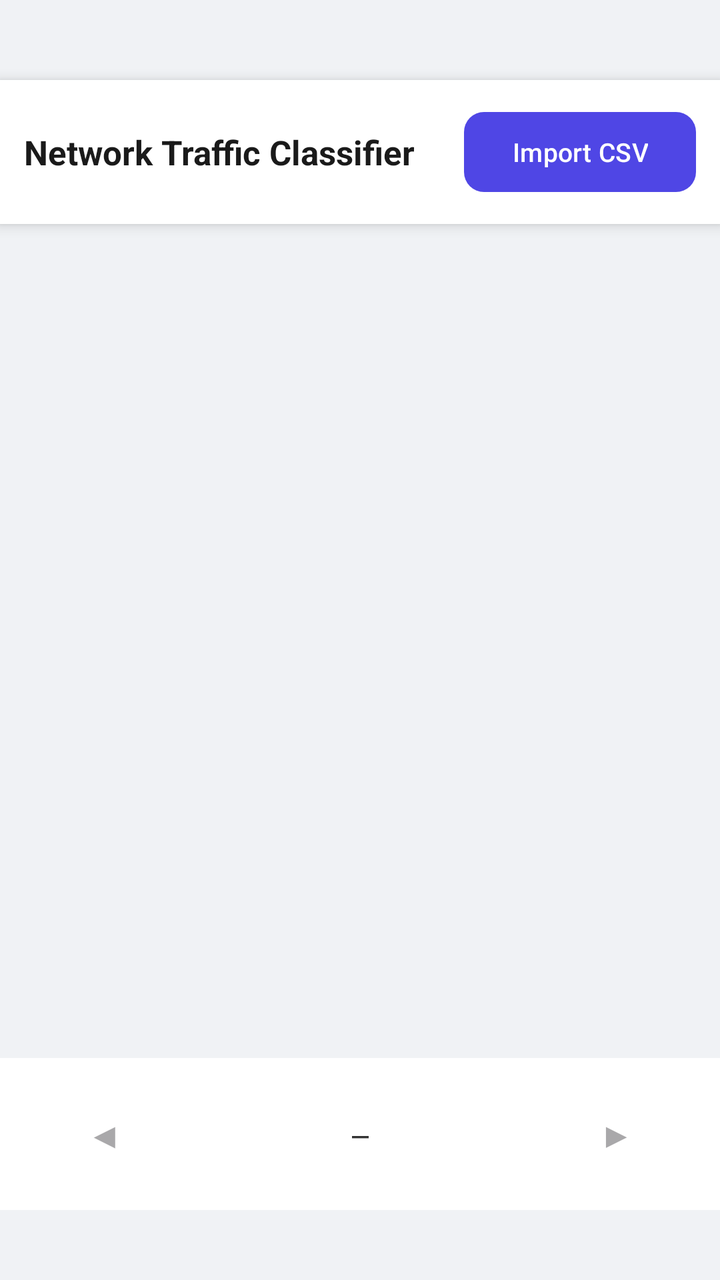
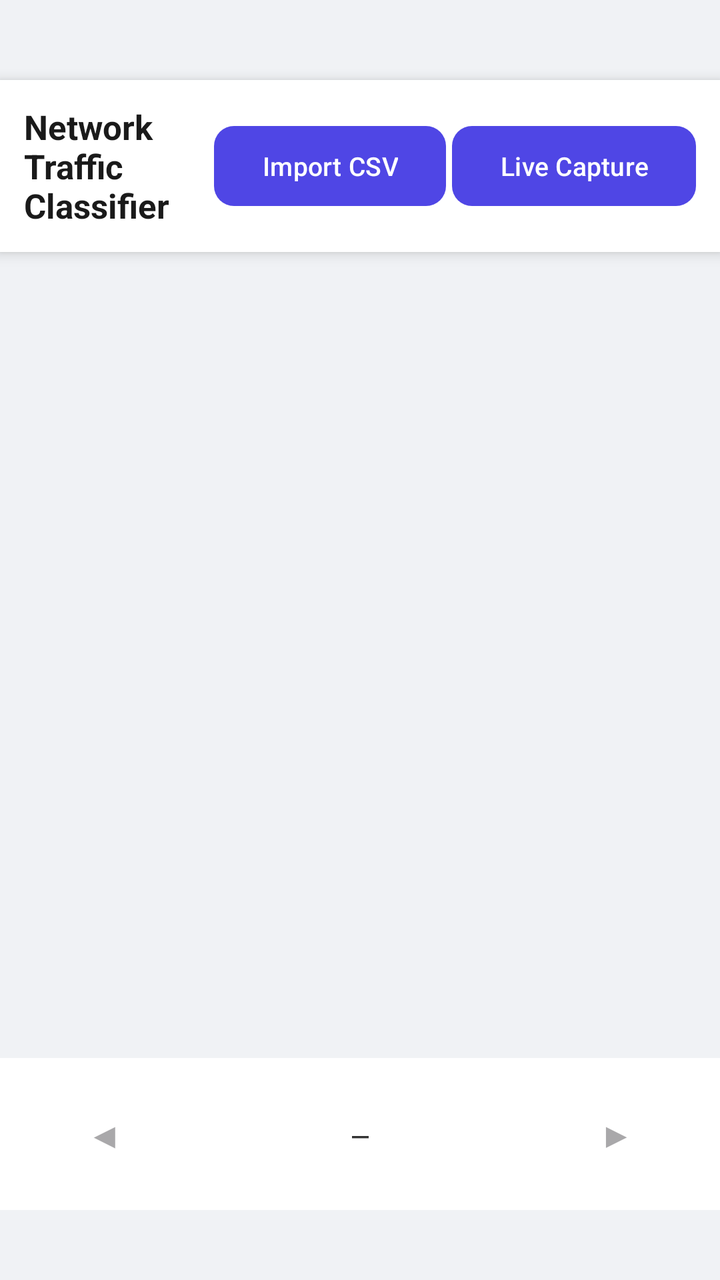

Two renders of the same Android screen: before a commit and after it. Below are the layout's source before the change and the commit's diff.
<!-- AndroidManifest.xml: application theme Theme.NetworkScan -->
<!-- res/layout/activity_main.xml -->
<?xml version="1.0" encoding="utf-8"?>
<LinearLayout xmlns:android="http://schemas.android.com/apk/res/android"
    xmlns:app="http://schemas.android.com/apk/res-auto"
    android:id="@+id/main"
    android:layout_width="match_parent"
    android:layout_height="match_parent"
    android:orientation="vertical"
    android:background="#F0F2F5">

    <LinearLayout
        android:id="@+id/import_bar"
        android:layout_width="match_parent"
        android:layout_height="wrap_content"
        android:layout_marginTop="40dp"
        android:background="#FFFFFF"
        android:elevation="4dp"
        android:gravity="center_vertical"
        android:orientation="horizontal"
        android:padding="12dp">

        <TextView
            android:layout_width="0dp"
            android:layout_height="wrap_content"
            android:layout_weight="1"
            android:text="Network Traffic Classifier"
            android:textColor="#1A1A1A"
            android:textSize="17sp"
            android:textStyle="bold" />

        <com.google.android.material.button.MaterialButton
            android:id="@+id/btnImportCsv"
            android:layout_width="wrap_content"
            android:layout_height="wrap_content"
            android:text="Import CSV"
            android:textSize="13sp"
            style="@style/Widget.Material3.Button"

            app:cornerRadius="10dp"
            android:textColor="?attr/colorOnPrimary"
            app:backgroundTint="?attr/colorPrimary" />

        <ImageView
            android:id="@+id/more_info"
            android:layout_width="40dp"
            android:layout_height="40dp"
            android:src="@drawable/info"
            android:layout_gravity="end"
            android:visibility="gone">
        </ImageView>
    </LinearLayout>


    <ProgressBar
        android:id="@+id/progressBar"
        style="?android:attr/progressBarStyleHorizontal"
        android:layout_width="match_parent"
        android:layout_height="4dp"
        android:indeterminate="true"
        android:visibility="gone"/>

    <TextView
        android:id="@+id/txtSummary"
        android:layout_width="match_parent"
        android:layout_height="wrap_content"
        android:paddingHorizontal="16dp"
        android:paddingVertical="8dp"
        android:textSize="13sp"
        android:textColor="#555555"
        android:fontFamily="monospace"/>

    <androidx.viewpager2.widget.ViewPager2
        android:id="@+id/viewPager"
        android:layout_width="match_parent"
        android:layout_height="0dp"
        android:layout_weight="1"
        android:layout_marginHorizontal="8dp"
        android:layout_marginVertical="4dp"/>

    <LinearLayout
        android:layout_width="match_parent"
        android:layout_height="wrap_content"
        android:orientation="horizontal"
        android:gravity="center_vertical"
        android:padding="8dp"
        android:layout_marginBottom="35dp"
        android:background="#FFFFFF">

        <Button
            android:id="@+id/btnPrev"
            android:layout_width="wrap_content"
            android:layout_height="60dp"
            android:text="◀"
            style="@style/Widget.Material3.Button"
            android:textSize="18sp"
            android:enabled="false"/>

        <TextView
            android:id="@+id/txtPageCounter"
            android:layout_width="0dp"
            android:layout_height="wrap_content"
            android:layout_weight="1"
            android:gravity="center"
            android:text="—"
            android:textSize="14sp"
            android:textColor="#333333"
            android:fontFamily="monospace"/>

        <Button
            android:id="@+id/btnNext"
            android:layout_width="wrap_content"
            android:layout_height="60dp"
            android:text="▶"
            style="@style/Widget.Material3.Button"
            android:textSize="18sp"
            android:enabled="false"/>
    </LinearLayout>

</LinearLayout>
<!-- resources referenced by this layout -->
<resources>
  <!-- drawable info: png bitmap (drawable, 3093 bytes) -->
  <style name="Theme.NetworkScan" parent="Base.Theme.NetworkScan" />
  <style name="Base.Theme.NetworkScan" parent="Theme.Material3.DayNight.NoActionBar">
          
          
          <item name="colorPrimary">#4F46E5</item>
          <item name="colorOnPrimary">#FFFFFF</item>
      </style>
</resources>

<!-- the commit's change to res/layout/activity_main.xml (unified diff, before → after) -->
@@ -33,11 +33,23 @@
             android:layout_height="wrap_content"
             android:text="Import CSV"
             android:textSize="13sp"
+            android:layout_marginRight="3dp"
             style="@style/Widget.Material3.Button"
-
             app:cornerRadius="10dp"
             android:textColor="?attr/colorOnPrimary"
             app:backgroundTint="?attr/colorPrimary" />
+
+        <com.google.android.material.button.MaterialButton
+            android:id="@+id/btnLiveCapture"
+            android:layout_width="wrap_content"
+            android:layout_height="wrap_content"
+            android:text="Live Capture"
+            android:textSize="13sp"
+            style="@style/Widget.Material3.Button"
+            app:cornerRadius="10dp"
+            android:textColor="?attr/colorOnPrimary"
+            app:backgroundTint="?attr/colorPrimary"
+            />
 
         <ImageView
             android:id="@+id/more_info"
